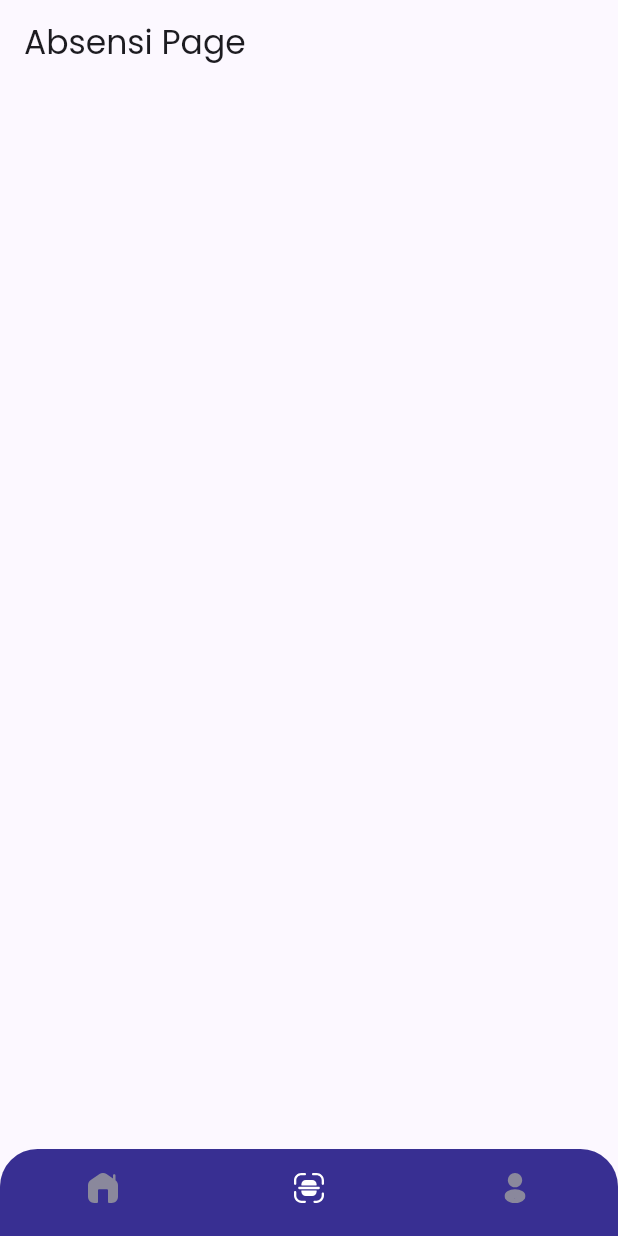
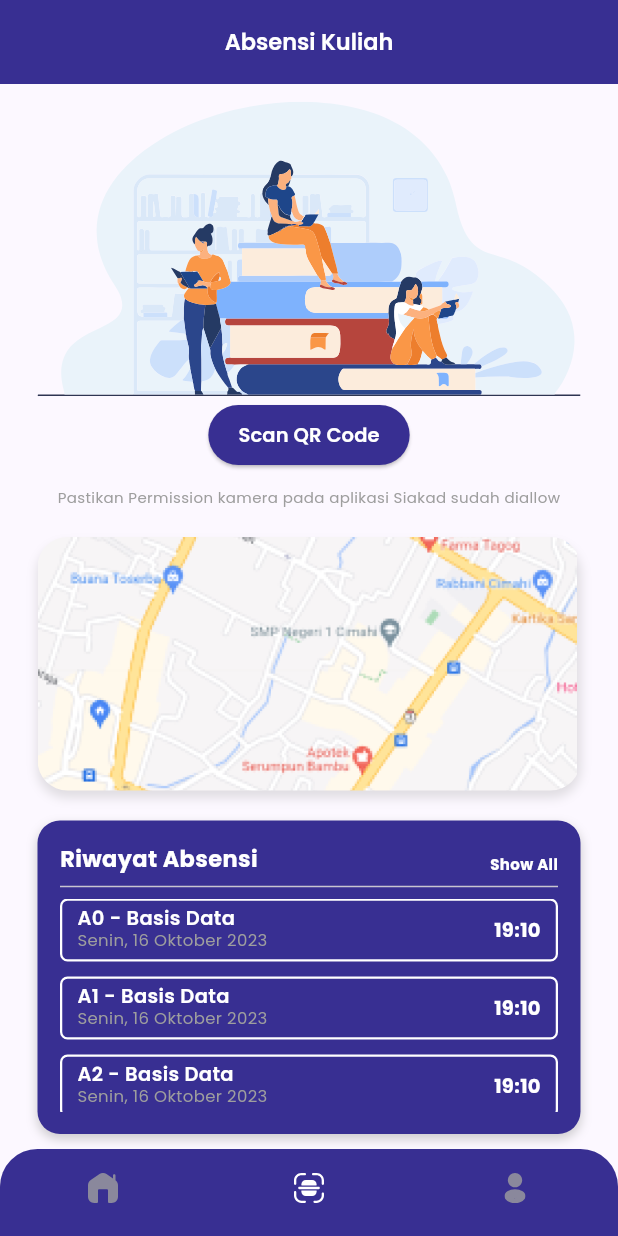
Before and after one commit to 4amshin/flutter_fic8_final_g3, a Flutter app: the screen it shows after launch, item 2 of the bottom bar chosen, on a phone screen of 412 x 824 dp. Run offline on Flutter 3.47's test engine with Material 2 defaults, Android fonts, the light colour scheme and no system bars; our stand-ins replace flutter_svg, google_fonts.

Commit message:
Absensi Mahasiswa Page UI

```diff
--- a/lib/common/constants/images.dart
+++ b/lib/common/constants/images.dart
@@ -4,6 +4,7 @@ class Images {
   static const String absensi = 'assets/images/absensi-img.svg';
   static const String topShape = 'assets/images/top-shape.svg';
   static const String curvedLine = 'assets/images/curved-line.svg';
+  static const String map = 'assets/images/maps.png';
 
   static const String khs = 'assets/images/khs.jpg';
   static const String jk = 'assets/images/jk.jpg';
--- a/lib/pages/mahasiswa/pages/absensi_page.dart
+++ b/lib/pages/mahasiswa/pages/absensi_page.dart
@@ -1,4 +1,10 @@
 import 'package:flutter/material.dart';
+import 'package:flutter_fic8_final_g3/common/constants/colors.dart';
+import 'package:flutter_fic8_final_g3/common/constants/images.dart';
+import 'package:flutter_fic8_final_g3/common/widgets/svg_image.dart';
+import 'package:flutter_fic8_final_g3/pages/mahasiswa/widgets/absensi_page_widgets/ap_history.dart';
+import 'package:flutter_fic8_final_g3/pages/mahasiswa/widgets/absensi_page_widgets/ap_map.dart';
+import 'package:flutter_fic8_final_g3/pages/mahasiswa/widgets/absensi_page_widgets/ap_scan_button.dart';
 
 class AbsensiPage extends StatelessWidget {
   const AbsensiPage({Key? key}) : super(key: key);
@@ -7,7 +13,36 @@ class AbsensiPage extends StatelessWidget {
   Widget build(BuildContext context) {
     return Scaffold(
       appBar: AppBar(
-        title: const Text('Absensi Page'),
+        backgroundColor: ColorName.primary,
+        centerTitle: true,
+        title: const Text(
+          "Absensi Kuliah",
+          style: TextStyle(
+            color: Colors.white,
+            fontSize: 15.0,
+            fontFamily: 'Poppins',
+            fontWeight: FontWeight.w600,
+          ),
+        ),
+      ),
+      body: const SafeArea(
+        minimum: EdgeInsets.symmetric(
+          horizontal: 25,
+          vertical: 10,
+        ),
+        child: Column(
+          children: [
+            SvgImage(
+              iconUrl: Images.absensi,
+              height: 200,
+            ),
+            ApScanButton(),
+            SizedBox(height: 20),
+            ApMap(),
+            SizedBox(height: 20),
+            ApHistory(),
+          ],
+        ),
       ),
     );
   }
--- /dev/null
+++ b/lib/pages/mahasiswa/widgets/absensi_page_widgets/ap_history.dart
@@ -0,0 +1,74 @@
+import 'package:flutter/material.dart';
+import 'package:flutter_fic8_final_g3/common/constants/colors.dart';
+import 'package:flutter_fic8_final_g3/pages/mahasiswa/widgets/absensi_page_widgets/ap_history_item.dart';
+
+class ApHistory extends StatelessWidget {
+  const ApHistory({Key? key}) : super(key: key);
+
+  @override
+  Widget build(BuildContext context) {
+    return Expanded(
+      child: Container(
+        width: double.infinity,
+        padding: const EdgeInsets.all(15.0),
+        decoration: BoxDecoration(
+          borderRadius: BorderRadius.circular(15.0),
+          color: ColorName.primary,
+          boxShadow: [
+            BoxShadow(
+              color: Colors.grey.withOpacity(0.5),
+              offset: const Offset(0, 3),
+              blurRadius: 5,
+            )
+          ],
+        ),
+        child: Column(
+          crossAxisAlignment: CrossAxisAlignment.start,
+          children: [
+            Row(
+              crossAxisAlignment: CrossAxisAlignment.end,
+              mainAxisAlignment: MainAxisAlignment.spaceBetween,
+              children: [
+                const Text(
+                  "Riwayat Absensi",
+                  style: TextStyle(
+                    fontSize: 15.0,
+                    color: Colors.white,
+                    fontFamily: 'Poppins',
+                    fontWeight: FontWeight.bold,
+                  ),
+                ),
+                InkWell(
+                  onTap: () {},
+                  child: const Text(
+                    "Show All",
+                    style: TextStyle(
+                      fontSize: 10,
+                      color: Colors.white,
+                      fontFamily: 'Poppins',
+                      fontWeight: FontWeight.w700,
+                    ),
+                  ),
+                ),
+              ],
+            ),
+            const Divider(),
+            Expanded(
+              child: ListView.builder(
+                itemCount: 4,
+                itemBuilder: (context, index) {
+                  return ApHistoryItem(
+                    ruangan: "A$index",
+                    matkul: "Basis Data",
+                    jam: "19:10",
+                    waktu: "Senin, 16 Oktober 2023",
+                  );
+                },
+              ),
+            ),
+          ],
+        ),
+      ),
+    );
+  }
+}
--- /dev/null
+++ b/lib/pages/mahasiswa/widgets/absensi_page_widgets/ap_history_item.dart
@@ -0,0 +1,72 @@
+// ignore_for_file: public_member_api_docs, sort_constructors_first
+import 'package:flutter/material.dart';
+
+class ApHistoryItem extends StatelessWidget {
+  final String ruangan;
+  final String matkul;
+  final String jam;
+  final String waktu;
+  const ApHistoryItem({
+    Key? key,
+    required this.ruangan,
+    required this.matkul,
+    required this.jam,
+    required this.waktu,
+  }) : super(key: key);
+
+  @override
+  Widget build(BuildContext context) {
+    return Container(
+      padding: const EdgeInsets.symmetric(
+        horizontal: 10,
+        vertical: 5,
+      ),
+      margin: const EdgeInsets.only(bottom: 10),
+      decoration: BoxDecoration(
+        border: Border.all(
+          width: 1.5,
+          color: Colors.white,
+        ),
+        borderRadius: BorderRadius.circular(5),
+      ),
+      child: Row(
+        mainAxisAlignment: MainAxisAlignment.spaceBetween,
+        children: [
+          Column(
+            crossAxisAlignment: CrossAxisAlignment.start,
+            mainAxisSize: MainAxisSize.min,
+            children: [
+              Text(
+                "$ruangan - $matkul",
+                style: const TextStyle(
+                  height: 1,
+                  fontSize: 13,
+                  fontFamily: 'Poppins',
+                  fontWeight: FontWeight.w600,
+                  color: Colors.white,
+                ),
+              ),
+              Text(
+                waktu,
+                style: const TextStyle(
+                  fontSize: 11,
+                  fontFamily: 'Poppins',
+                  color: Colors.grey,
+                ),
+              ),
+            ],
+          ),
+          Text(
+            jam,
+            style: const TextStyle(
+              color: Colors.white,
+              fontSize: 13,
+              fontFamily: 'Poppins',
+              fontWeight: FontWeight.bold,
+            ),
+          ),
+        ],
+      ),
+    );
+  }
+}
--- /dev/null
+++ b/lib/pages/mahasiswa/widgets/absensi_page_widgets/ap_map.dart
@@ -0,0 +1,28 @@
+import 'package:flutter/material.dart';
+import 'package:flutter_fic8_final_g3/common/constants/images.dart';
+
+class ApMap extends StatelessWidget {
+  const ApMap({Key? key}) : super(key: key);
+
+  @override
+  Widget build(BuildContext context) {
+    return Container(
+      height: 169,
+      width: double.infinity,
+      decoration: BoxDecoration(
+        borderRadius: BorderRadius.circular(20.0),
+        image: const DecorationImage(
+          image: AssetImage(Images.map),
+          fit: BoxFit.cover,
+        ),
+        boxShadow: [
+          BoxShadow(
+            color: Colors.grey.withOpacity(0.3),
+            offset: const Offset(0, 5),
+            blurRadius: 5,
+          )
+        ],
+      ),
+    );
+  }
+}
--- /dev/null
+++ b/lib/pages/mahasiswa/widgets/absensi_page_widgets/ap_scan_button.dart
@@ -0,0 +1,44 @@
+import 'package:flutter/material.dart';
+import 'package:flutter_fic8_final_g3/common/constants/colors.dart';
+
+class ApScanButton extends StatelessWidget {
+  const ApScanButton({Key? key}) : super(key: key);
+
+  @override
+  Widget build(BuildContext context) {
+    return Column(
+      children: [
+        ElevatedButton(
+          onPressed: () {},
+          style: ElevatedButton.styleFrom(
+            backgroundColor: ColorName.primary,
+            padding: const EdgeInsets.symmetric(
+              horizontal: 20,
+              vertical: 5,
+            ),
+          ),
+          child: const Text(
+            "Scan QR Code",
+            style: TextStyle(
+              color: Colors.white,
+              fontSize: 13.0,
+              fontFamily: 'Poppins',
+              fontWeight: FontWeight.w600,
+            ),
+          ),
+        ),
+        const SizedBox(height: 10),
+        const Text(
+          "Pastikan Permission kamera pada aplikasi Siakad sudah diallow ",
+          textAlign: TextAlign.center,
+          style: TextStyle(
+            color: Colors.grey,
+            fontSize: 10.0,
+            fontFamily: 'Poppins',
+            fontWeight: FontWeight.w400,
+          ),
+        ),
+      ],
+    );
+  }
+}
```
Also changed, not shown: assets/images/maps.png (added).
